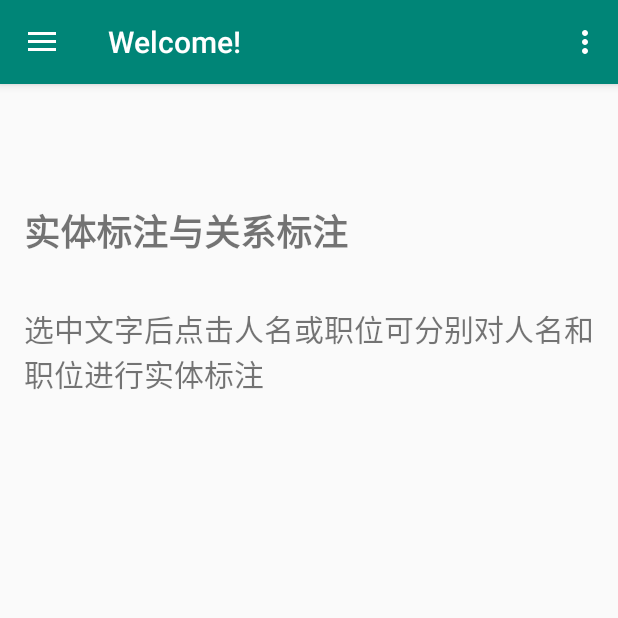
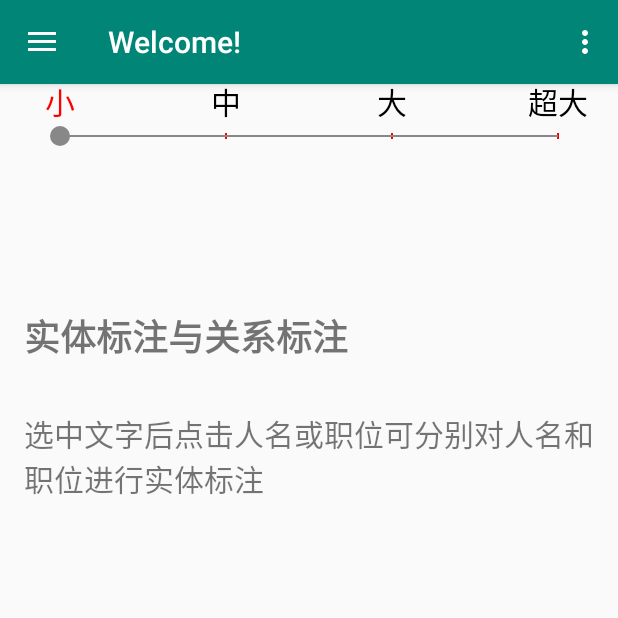
Before and after one commit to vanneLv/midterm-pro----a-simple-APP-, an Android app: the MainMenuActivity screen opened directly, with no data from a screen before it, on a phone screen of 412 x 824 dp, the top half of it. Run offline under Robolectric (Android 15) with nearby library versions, the phone set to English and light mode, and no system bars.

Commit message:
添加自定义控件---调整字体大小

```diff
--- /dev/null
+++ b/MyApplication/app/src/main/java/my/ownBar/demo/view/TextRatingBar.java
@@ -0,0 +1,109 @@
+package my.ownBar.demo.view;
+
+import android.content.Context;
+import android.graphics.Canvas;
+import android.graphics.Color;
+import android.graphics.Paint;
+import android.util.AttributeSet;
+import android.util.Log;
+import android.view.MotionEvent;
+import android.view.View;
+
+public class TextRatingBar extends View{
+    //paddingLeft
+    private int mLeft;
+    //paddingTop
+    private int mTop;
+    //当前rating
+    private int mRating;
+    //总raring数
+    private int mCount;
+    //rating文字
+    private String[] texts = {"小","中","大","超大"};
+    //相邻raring的距离
+    private int mUnitSize;
+    //bar到底部的距离
+    private int mYOffset;
+    //小竖条的一半长度
+    private int mMarkSize;
+
+    Paint paint = new Paint();
+
+    public TextRatingBar(Context context) {
+        this(context, null);
+    }
+
+    public TextRatingBar(Context context, AttributeSet attrs) {
+        this(context, attrs, 0);
+    }
+
+    public TextRatingBar(Context context, AttributeSet attrs, int defStyleAttr) {
+        super(context, attrs, defStyleAttr);
+        mCount = 4;
+        mRating = 0;
+        mMarkSize = 3;
+    }
+
+    @Override
+    protected void onMeasure(int widthMeasureSpec, int heightMeasureSpec) {
+        super.onMeasure(widthMeasureSpec, heightMeasureSpec);
+        Log.i("test", getMeasuredWidth() + " " + getMeasuredHeight());
+        mLeft = (getPaddingLeft()+getPaddingRight())/2;
+        mTop = getPaddingTop();
+        int barWidth = getMeasuredWidth() - 2 * mLeft;
+        mUnitSize = barWidth/(mCount - 1);
+        mYOffset = getMeasuredHeight() - getPaddingBottom();
+    }
+
+    @Override
+    protected void onDraw(Canvas canvas) {
+        paint.setStrokeWidth(2);
+        paint.setColor(Color.RED);
+        canvas.drawLine(mLeft,mYOffset,mLeft+mRating*mUnitSize,mYOffset,paint);
+        for(int i=0;i<mCount;i++){
+            paint.setColor(Color.RED);
+            canvas.drawLine(mLeft+i*mUnitSize,mYOffset-mMarkSize,mLeft+i*mUnitSize,mYOffset+mMarkSize,paint);
+            paint.setColor(mRating == i ? Color.RED : Color.BLACK);
+            paint.setTextSize(30);
+            paint.setTextAlign(Paint.Align.CENTER);
+            canvas.drawText(texts[i],mLeft+i*mUnitSize,mTop,paint);
+        }
+        paint.setColor(Color.GRAY);
+        canvas.drawLine(mLeft+mRating*mUnitSize,mYOffset,mLeft+(mCount-1)*mUnitSize,mYOffset,paint);
+        canvas.drawCircle(mLeft+mRating*mUnitSize,mYOffset,10,paint);
+
+    }
+
+    @Override
+    public boolean onTouchEvent(MotionEvent event) {
+        if(event.getAction() == MotionEvent.ACTION_DOWN || event.getAction() == MotionEvent.ACTION_MOVE){
+            float x = event.getX();
+            for(int i=0;i<mCount;i++){
+                float distance = mLeft+i*mUnitSize - x;
+                if(Math.abs(distance) < 100){
+                    setRating(i);
+                    if(onRatingListener != null){
+                        onRatingListener.onRating(mRating);
+                    }
+                    break;
+                }
+            }
+        }
+        return true;
+    }
+
+    public void setRating(int rating) {
+        mRating = rating;
+        invalidate();
+    }
+
+    private OnRatingListener onRatingListener;
+
+    public void setOnRatingListener(OnRatingListener onRatingListener) {
+        this.onRatingListener = onRatingListener;
+    }
+
+    interface OnRatingListener{
+        void onRating(int rating);
+    }
+}
--- a/MyApplication/app/src/main/res/layout/content_main_menu.xml
+++ b/MyApplication/app/src/main/res/layout/content_main_menu.xml
@@ -7,18 +7,26 @@
     app:layout_behavior="@string/appbar_scrolling_view_behavior"
     tools:context=".MainMenuActivity"
     tools:showIn="@layout/app_bar_main_menu">
-    <ScrollView
-        xmlns:android="http://schemas.android.com/apk/res/android"
+
+    <ScrollView xmlns:android="http://schemas.android.com/apk/res/android"
         android:layout_width="fill_parent"
         android:layout_height="fill_parent"
-        android:scrollbars="vertical"
-        android:fadingEdge="vertical">
+        android:fadingEdge="vertical"
+        android:scrollbars="vertical">
 
         <LinearLayout
             android:layout_width="match_parent"
             android:layout_height="wrap_content"
-        android:orientation="vertical"
-        android:isScrollContainer="true">
+            android:isScrollContainer="true"
+            android:orientation="vertical">
+
+            <my.ownBar.demo.view.TextRatingBar
+                android:layout_width="match_parent"
+                android:layout_height="70dp"
+                android:paddingLeft="40dp"
+                android:paddingTop="20dp"
+                android:paddingRight="40dp"
+                android:paddingBottom="35dp" />
 
             <Button
                 android:id="@+id/last_page_button"
@@ -28,35 +36,35 @@
                 android:layout_marginTop="16dp"
                 android:text="@string/toLastPage"
                 android:textStyle="bold"
-            android:visibility="invisible"/>
+                android:visibility="invisible" />
 
             <TextView
                 android:id="@+id/response_title"
-        android:textIsSelectable="true"
                 android:layout_width="match_parent"
                 android:layout_height="wrap_content"
+                android:layout_margin="@dimen/activity_horizontal_margin"
                 android:ellipsize="marquee"
                 android:focusable="true"
                 android:focusableInTouchMode="true"
                 android:scrollbars="vertical"
                 android:singleLine="false"
-        android:textSize="24sp"
-        android:layout_margin="@dimen/activity_horizontal_margin"
-        android:text="实体标注与关系标注"/>
+                android:text="实体标注与关系标注"
+                android:textIsSelectable="true"
+                android:textSize="24sp" />
 
             <TextView
                 android:id="@+id/response_content"
-            android:textIsSelectable="true"
                 android:layout_width="match_parent"
                 android:layout_height="wrap_content"
+                android:layout_margin="@dimen/activity_horizontal_margin"
                 android:ellipsize="marquee"
                 android:focusable="true"
                 android:focusableInTouchMode="true"
                 android:scrollbars="vertical"
                 android:singleLine="false"
-            android:textSize="20sp"
-            android:layout_margin="@dimen/activity_horizontal_margin"
-            android:text="选中文字后点击人名或职位可分别对人名和职位进行实体标注"/>
+                android:text="选中文字后点击人名或职位可分别对人名和职位进行实体标注"
+                android:textIsSelectable="true"
+                android:textSize="20sp" />
 
             <Button
                 android:id="@+id/next_page_button"
@@ -66,7 +74,7 @@
                 android:layout_marginTop="16dp"
                 android:text="@string/toNextPage"
                 android:textStyle="bold"
-            android:visibility="invisible"/>
+                android:visibility="invisible" />
 
             <TableLayout
                 android:id="@+id/entity_relation_display"
@@ -86,45 +94,47 @@
                     <TextView
                         android:id="@+id/left_entity_title"
                         android:layout_width="0dp"
+                        android:layout_height="wrap_content"
                         android:layout_weight="3"
-                    android:layout_height="wrap_content"
                         android:ellipsize="marquee"
                         android:focusable="true"
                         android:focusableInTouchMode="true"
                         android:scrollbars="horizontal"
                         android:singleLine="true"
+                        android:text="@string/left_entity_display"
+                        android:textAlignment="center"
                         android:textSize="20sp"
-                    android:textStyle="bold"
-                    android:textAlignment="center"
-                    android:text="@string/left_entity_display"/>
+                        android:textStyle="bold" />
+
                     <TextView
                         android:id="@+id/right_entity_title"
                         android:layout_width="0dp"
+                        android:layout_height="wrap_content"
                         android:layout_weight="3"
-                    android:layout_height="wrap_content"
                         android:ellipsize="marquee"
                         android:focusable="true"
                         android:focusableInTouchMode="true"
                         android:scrollbars="horizontal"
                         android:singleLine="true"
+                        android:text="@string/right_entity_display"
+                        android:textAlignment="center"
                         android:textSize="20sp"
-                    android:textStyle="bold"
-                    android:textAlignment="center"
-                    android:text="@string/right_entity_display"/>
+                        android:textStyle="bold" />
+
                     <TextView
                         android:id="@+id/relation_title"
                         android:layout_width="0dp"
+                        android:layout_height="wrap_content"
                         android:layout_weight="2"
-                    android:layout_height="wrap_content"
                         android:ellipsize="marquee"
                         android:focusable="true"
                         android:focusableInTouchMode="true"
                         android:scrollbars="horizontal"
                         android:singleLine="true"
+                        android:text="@string/relation_display"
+                        android:textAlignment="center"
                         android:textSize="20sp"
-                    android:textStyle="bold"
-                    android:textAlignment="center"
-                    android:text="@string/relation_display"/>
+                        android:textStyle="bold" />
 
                 </TableRow>
 
@@ -138,8 +148,9 @@
                 android:layout_marginTop="16dp"
                 android:text="@string/action_upload"
                 android:textStyle="bold"
-            android:visibility="invisible"/>
+                android:visibility="invisible" />
 
         </LinearLayout>
     </ScrollView>
+
 </android.support.constraint.ConstraintLayout>
```
Lines whose indentation alone changed are shown as unchanged.
